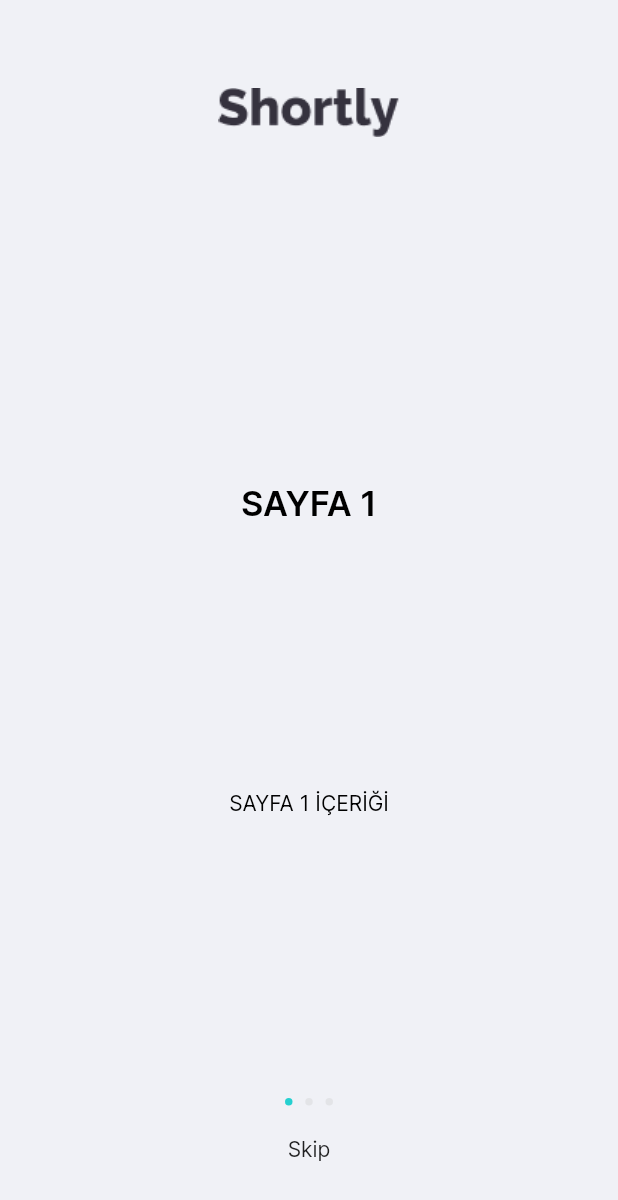
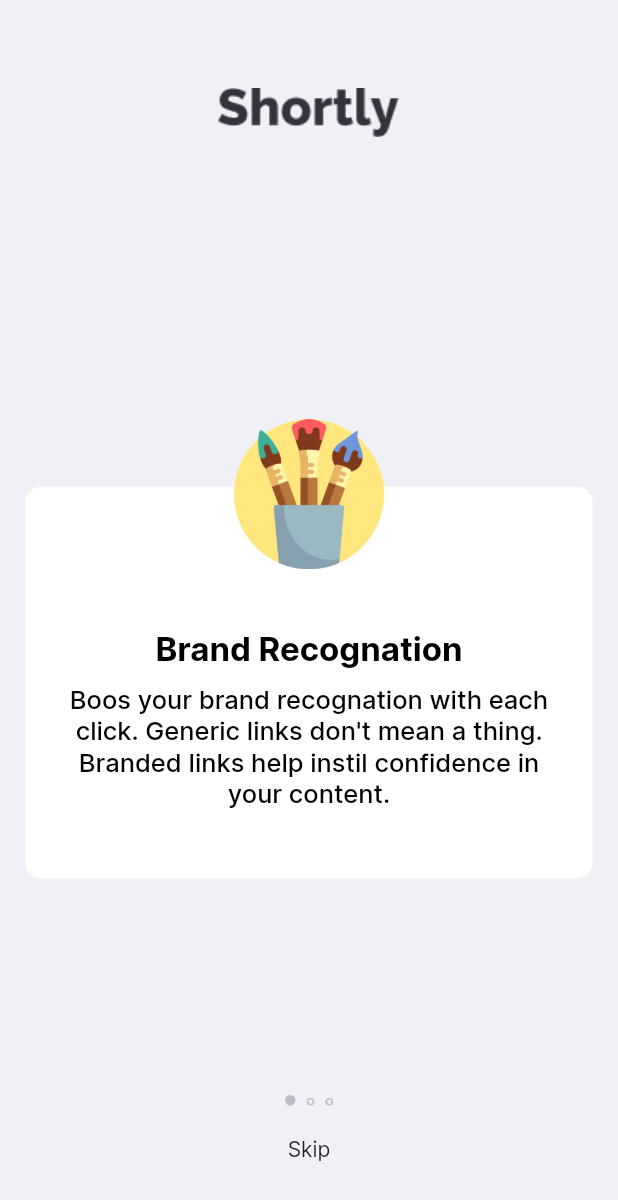
Before and after one commit to umutbariscoskun/shortly, a Flutter app: the screen it shows after launch, on a phone screen of 412 x 824 dp. Shown: the top 1200 px of the screen. Run offline on Flutter 3.47's test engine with Material 2 defaults, Android fonts, the phone set to English and light mode, and no system bars; our stand-ins replace flutter_clean_architecture, flutter_svg.

Commit message:
onboarding view ui fix

```diff
--- a/lib/src/app/pages/onboarding/onboarding_view.dart
+++ b/lib/src/app/pages/onboarding/onboarding_view.dart
@@ -46,43 +46,16 @@
                     },
                     children: [
                       _OnboardCard(
-                        title: "SAYFA 1",
-                        content: "SAYFA 1 İÇERİĞİ",
-                        buttonOnpressed: () {
-                          controller.pageController.animateToPage(1,
-                              duration: Duration(milliseconds: 235),
-                              curve: Curves.linear);
-                        },
-                        index: 0,
-                        increaseForwardButtonCounter:
-                            controller.increaseForwardButtonCounter,
-                        forwardButtonCounter: controller.forwardButtonCounter,
+                        title: ShortlyTexts.brandRecognation,
+                        content: ShortlyTexts.boosYourBrand,
                       ),
                       _OnboardCard(
-                        title: "SAYFA 2",
-                        content: "SAYFA 2 İÇERİĞİ",
-                        buttonOnpressed: () {
-                          controller.pageController.animateToPage(2,
-                              duration: Duration(milliseconds: 235),
-                              curve: Curves.linear);
-                        },
-                        index: 1,
-                        increaseForwardButtonCounter:
-                            controller.increaseForwardButtonCounter,
-                        forwardButtonCounter: controller.forwardButtonCounter,
+                        title: ShortlyTexts.detailedRecords,
+                        content: ShortlyTexts.gainInsightsInto,
                       ),
                       _OnboardCard(
-                        title: "SAYFA 3",
-                        content: "SAYFA 3 İÇERİĞİ",
-                        buttonOnpressed: () {
-                          controller.pageController.animateToPage(3,
-                              duration: Duration(milliseconds: 235),
-                              curve: Curves.linear);
-                        },
-                        index: 2,
-                        increaseForwardButtonCounter:
-                            controller.increaseForwardButtonCounter,
-                        forwardButtonCounter: controller.forwardButtonCounter,
+                        title: ShortlyTexts.fullyCustomizable,
+                        content: ShortlyTexts.imroveBrand,
                       ),
                     ],
                   ),
@@ -99,32 +72,41 @@
                     mainAxisAlignment: MainAxisAlignment.spaceBetween,
                     children: [
                       Container(
-                        width: 5,
-                        height: 5,
-                        decoration: BoxDecoration(
-                          color: controller.pageIndex == 0
-                              ? kPrimaryColor
-                              : Color(0xFFC4C4C4).withOpacity(0.29),
+                        width: controller.pageIndex == 0 ? 7 : 5,
+                        height: controller.pageIndex == 0 ? 7 : 5,
+                        decoration: controller.pageIndex == 0
+                            ? BoxDecoration(
+                                color: kGrey,
+                                shape: BoxShape.circle,
+                              )
+                            : BoxDecoration(
+                                border: Border.all(color: kGrey),
                                 shape: BoxShape.circle,
                               ),
                       ),
                       Container(
-                        width: 5,
-                        height: 5,
-                        decoration: BoxDecoration(
-                          color: controller.pageIndex == 1
-                              ? kPrimaryColor
-                              : Color(0xFFC4C4C4).withOpacity(0.29),
+                        width: controller.pageIndex == 1 ? 7 : 5,
+                        height: controller.pageIndex == 1 ? 7 : 5,
+                        decoration: controller.pageIndex == 1
+                            ? BoxDecoration(
+                                color: kGrey,
+                                shape: BoxShape.circle,
+                              )
+                            : BoxDecoration(
+                                border: Border.all(color: kGrey),
                                 shape: BoxShape.circle,
                               ),
                       ),
                       Container(
-                        width: 5,
-                        height: 5,
-                        decoration: BoxDecoration(
-                          color: controller.pageIndex == 2
-                              ? kPrimaryColor
-                              : Color(0xFFC4C4C4).withOpacity(0.29),
+                        width: controller.pageIndex == 2 ? 7 : 5,
+                        height: controller.pageIndex == 2 ? 7 : 5,
+                        decoration: controller.pageIndex == 2
+                            ? BoxDecoration(
+                                color: kGrey,
+                                shape: BoxShape.circle,
+                              )
+                            : BoxDecoration(
+                                border: Border.all(color: kGrey),
                                 shape: BoxShape.circle,
                               ),
                       ),
@@ -155,67 +137,64 @@
 class _OnboardCard extends StatelessWidget {
   final String title;
   final String content;
-  final Function() buttonOnpressed;
-  final int index;
-  final Function() increaseForwardButtonCounter;
-  final int forwardButtonCounter;
 
   const _OnboardCard({
     required this.title,
     required this.content,
-    required this.buttonOnpressed,
-    required this.index,
-    required this.increaseForwardButtonCounter,
-    required this.forwardButtonCounter,
   });
   @override
   Widget build(BuildContext context) {
     Size size = MediaQuery.of(context).size;
     double bottomPadding = MediaQuery.of(context).padding.bottom;
-    return Container(
-      width: size.width,
-      height: size.height * 0.46,
+    return Center(
       child: Stack(
+        alignment: Alignment.topCenter,
+        children: [
+          Stack(
+            alignment: Alignment.bottomCenter,
             children: [
               Container(
-            width: size.width,
-            height: size.height,
+                width: size.width - 2 * horizontalPadding,
+                height: size.width / 2 + 100,
+              ),
+              Container(
+                width: size.width - 2 * horizontalPadding,
+                height: size.width / 2 + 55,
+                decoration: BoxDecoration(
+                  color: kWhite,
+                  borderRadius: BorderRadius.circular(10),
+                ),
+                child: Container(
+                  margin: EdgeInsets.only(
+                    left: horizontalPadding,
+                    right: horizontalPadding,
+                    top: 2 * horizontalPadding + 16,
+                  ),
                   child: Column(
-              mainAxisAlignment: MainAxisAlignment.spaceBetween,
-              children: [
-                Expanded(
-                  child: Column(
-                    mainAxisAlignment: MainAxisAlignment.spaceEvenly,
+                    mainAxisAlignment: MainAxisAlignment.center,
                     children: [
                       Text(
                         title,
-                        style: TextStyle(
-                          fontSize: 23,
-                          fontWeight: FontWeight.w600,
-                          color: kBlack,
+                        style: kLargeTitleStyle(
+                          kBlack,
                         ),
                       ),
-                      Container(
-                        padding: EdgeInsets.symmetric(
-                          horizontal: 28,
-                        ),
-                        child: Text(
+                      SizedBox(height: defaultSizeBoxPadding),
+                      Text(
                         content,
                         textAlign: TextAlign.center,
-                          style: TextStyle(
-                            color: kBlack,
-                            fontWeight: FontWeight.w400,
-                            fontSize: 14,
-                            height: 1.7,
+                        style: (kContentStyleBold(kBlack)),
+                      ),
+                    ],
                   ),
                 ),
               ),
             ],
           ),
-                ),
-              ],
-            ),
-          ),
+          Image(
+            image: AssetImage("assets/images/brush.png"),
+            width: 100,
+          )
         ],
       ),
     );
--- a/lib/src/app/texts.dart
+++ b/lib/src/app/texts.dart
@@ -1,4 +1,16 @@
 class ShortlyTexts {
+  static String get brandRecognation => 'Brand Recognation';
+  static String get boosYourBrand =>
+      'Boos your brand recognation with each click. Generic links don\'t mean a thing. Branded links help instil confidence in your content.';
+
+  static String get detailedRecords => 'Detailed Records';
+  static String get gainInsightsInto =>
+      'Gain insights into who is clicking your links. Knowing when and where people engage with your content helps inform better decisions.';
+
+  static String get fullyCustomizable => 'Fully Customizable';
+  static String get imroveBrand =>
+      'Improve brand awareness and content discoverability though customizable links, supercharging audience engagement';
+
   static String get skip => 'Skip';
   static String get letsGetStarted => 'Let\'s get started!';
   static String get pasteLink =>
--- a/lib/src/data/repositories/data_short_link_repository.dart
+++ b/lib/src/data/repositories/data_short_link_repository.dart
@@ -35,11 +35,14 @@
 
       if (response.statusCode >= 200 && response.statusCode < 300) {
         List<ShortLink> shortLinks = [];
+
         Map<String, dynamic> map = json.decode(response.body);
         List<dynamic> data = [map['result']];
+
         for (int i = 0; i < _shortLinks.length; i++) {
           shortLinkIds.add(_shortLinks[i].id);
         }
+
         if (data.isNotEmpty) {
           data.map((shortLink) {
             ShortLink addedLink = ShortLink.fromJson(shortLink);
@@ -47,6 +50,7 @@
               shortLinks.add(addedLink);
             }
           }).toList();
+
           _shortLinks.addAll(shortLinks);
 
           _streamController.add(_shortLinks);
```
Also changed, not shown: assets/images/brush.png (added). Lines whose indentation alone changed are shown as unchanged.
